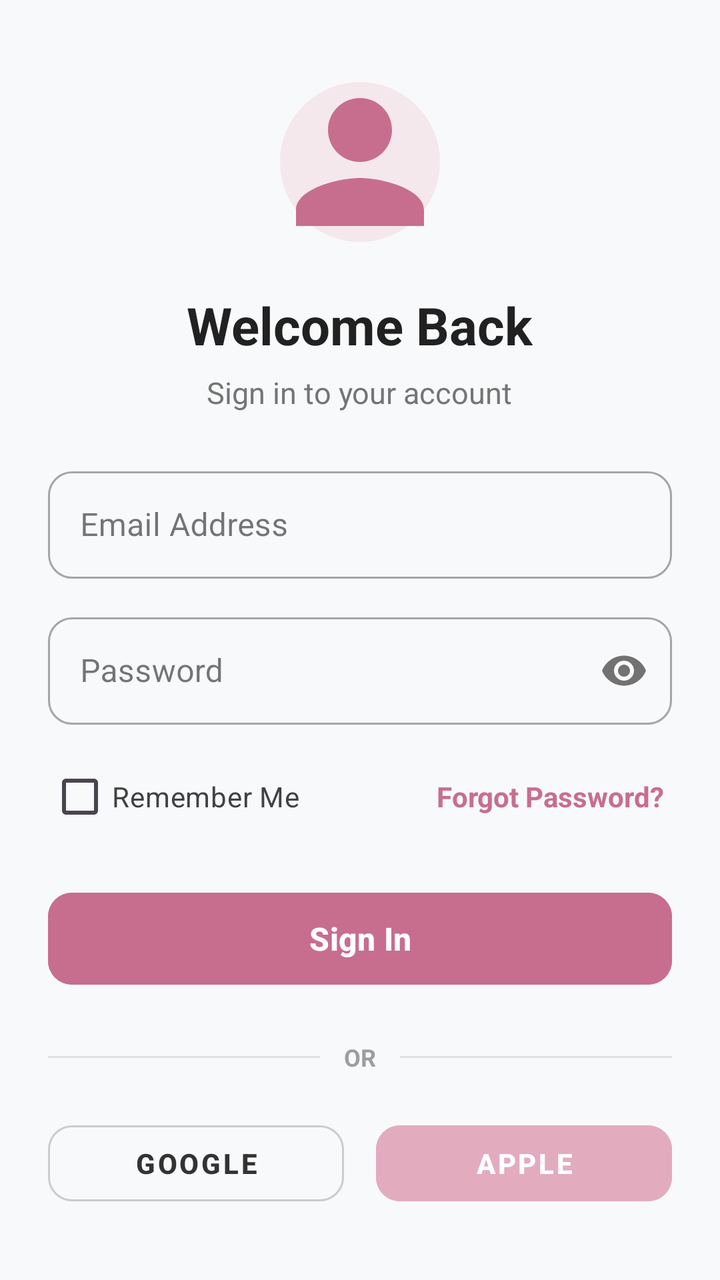
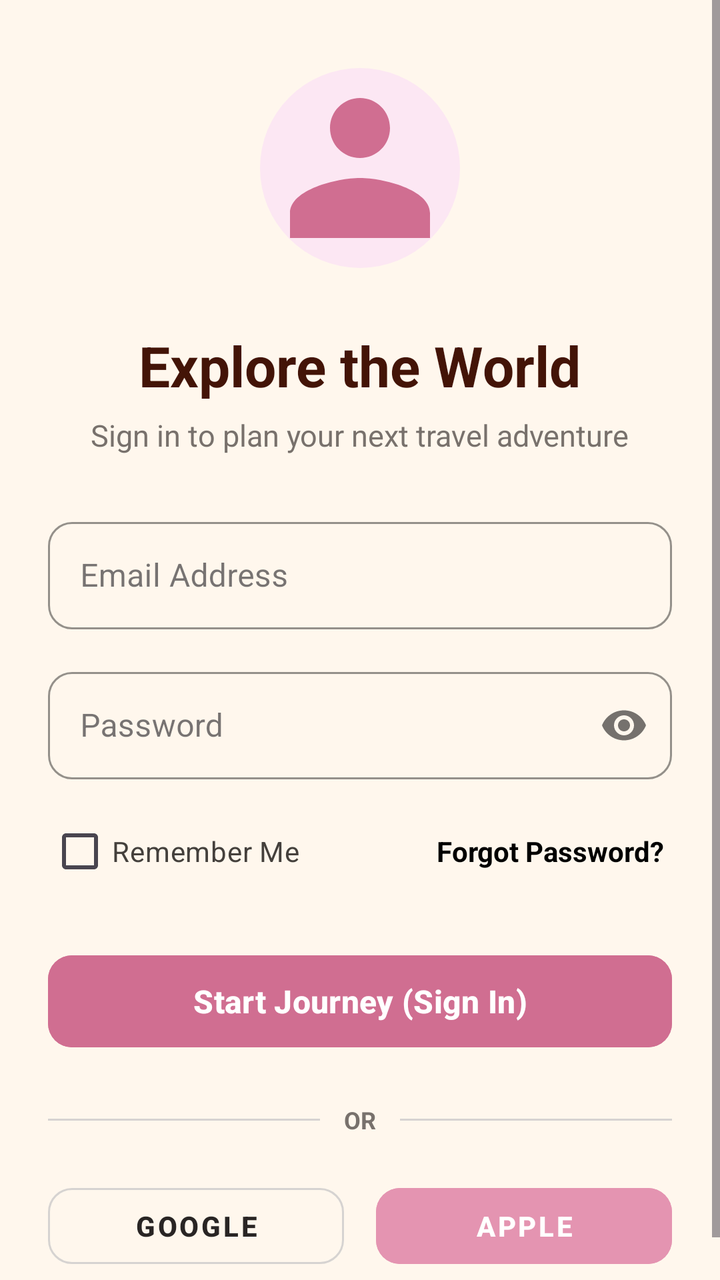

Compare the two renders of this Android layout. The source of the first and the diff that turns it into the second are given below.
<!-- AndroidManifest.xml: application theme Theme.Applicationyareen -->
<!-- res/layout/activity_signin.xml -->
<?xml version="1.0" encoding="utf-8"?>
<ScrollView xmlns:android="http://schemas.android.com/apk/res/android"
    xmlns:app="http://schemas.android.com/apk/res-auto"
    xmlns:tools="http://schemas.android.com/tools"
    android:id="@+id/main"
    android:layout_width="match_parent"
    android:layout_height="match_parent"
    android:fillViewport="true"
    android:background="#F8F9FA"
    tools:context=".ViewPkg.SignInActivity">

    <LinearLayout
        android:layout_width="match_parent"
        android:layout_height="wrap_content"
        android:gravity="center"
        android:orientation="vertical"
        android:padding="24dp">

        
        <ImageView
            android:id="@+id/imgLogo"
            android:layout_width="96dp"
            android:layout_height="96dp"
            android:layout_marginBottom="16dp"
            android:contentDescription="User Login Icon"
            android:src="@drawable/ic_login_avatar" />

        
        <TextView
            android:id="@+id/SignInTitle"
            android:layout_width="wrap_content"
            android:layout_height="wrap_content"
            android:text="Welcome Back"
            android:textColor="#212121"
            android:textSize="26sp"
            android:textStyle="bold" />

        
        <TextView
            android:id="@+id/SignInSubtitle"
            android:layout_width="wrap_content"
            android:layout_height="wrap_content"
            android:layout_marginTop="6dp"
            android:layout_marginBottom="24dp"
            android:text="Sign in to your account"
            android:textColor="#757575"
            android:textSize="15sp" />

        
        <com.google.android.material.textfield.TextInputLayout
            style="@style/Widget.MaterialComponents.TextInputLayout.OutlinedBox"
            android:layout_width="match_parent"
            android:layout_height="wrap_content"
            android:layout_marginBottom="14dp"
            android:hint="Email Address"
            app:boxCornerRadiusBottomEnd="12dp"
            app:boxCornerRadiusBottomStart="12dp"
            app:boxCornerRadiusTopEnd="12dp"
            app:boxCornerRadiusTopStart="12dp">

            <com.google.android.material.textfield.TextInputEditText
                android:id="@+id/etEmail"
                android:layout_width="match_parent"
                android:layout_height="wrap_content"
                android:inputType="textEmailAddress"
                android:padding="16dp" />
        </com.google.android.material.textfield.TextInputLayout>

        
        <com.google.android.material.textfield.TextInputLayout
            style="@style/Widget.MaterialComponents.TextInputLayout.OutlinedBox"
            android:layout_width="match_parent"
            android:layout_height="wrap_content"
            android:layout_marginBottom="12dp"
            android:hint="Password"
            app:boxCornerRadiusBottomEnd="12dp"
            app:boxCornerRadiusBottomStart="12dp"
            app:boxCornerRadiusTopEnd="12dp"
            app:boxCornerRadiusTopStart="12dp"
            app:passwordToggleEnabled="true">

            <com.google.android.material.textfield.TextInputEditText
                android:id="@+id/etPassword"
                android:layout_width="match_parent"
                android:layout_height="wrap_content"
                android:inputType="textPassword"
                android:padding="16dp" />
        </com.google.android.material.textfield.TextInputLayout>

        
        <RelativeLayout
            android:layout_width="match_parent"
            android:layout_height="wrap_content"
            android:layout_marginBottom="20dp">

            <CheckBox
                android:id="@+id/cbRememberMe"
                android:layout_width="wrap_content"
                android:layout_height="wrap_content"
                android:layout_alignParentStart="true"
                android:layout_centerVertical="true"
                android:text="Remember Me"
                android:textColor="#424242"
                android:textSize="14sp" />

            <TextView
                android:id="@+id/tvForgotPassword"
                android:layout_width="wrap_content"
                android:layout_height="wrap_content"
                android:layout_alignParentEnd="true"
                android:layout_centerVertical="true"
                android:padding="4dp"
                android:text="Forgot Password?"
                android:textColor="#C76E8E"
                android:textSize="14sp"
                android:textStyle="bold" />
        </RelativeLayout>

        
        <com.google.android.material.button.MaterialButton
            android:id="@+id/btnSignIn"
            android:layout_width="match_parent"
            android:layout_height="54dp"
            android:layout_marginBottom="24dp"
            android:backgroundTint="#C76E8E"
            android:text="Sign In"
            android:textColor="@android:color/white"
            android:textSize="16sp"
            android:textStyle="bold"
            app:cornerRadius="12dp" />

        
        <LinearLayout
            android:layout_width="match_parent"
            android:layout_height="wrap_content"
            android:layout_marginBottom="20dp"
            android:gravity="center"
            android:orientation="horizontal">

            <View
                android:layout_width="0dp"
                android:layout_height="1dp"
                android:layout_weight="1"
                android:background="#E0E0E0" />

            <TextView
                android:layout_width="wrap_content"
                android:layout_height="wrap_content"
                android:paddingStart="12dp"
                android:paddingEnd="12dp"
                android:text="OR"
                android:textColor="#9E9E9E"
                android:textSize="12sp"
                android:textStyle="bold" />

            <View
                android:layout_width="0dp"
                android:layout_height="1dp"
                android:layout_weight="1"
                android:background="#E0E0E0" />
        </LinearLayout>

        
        <LinearLayout
            android:layout_width="match_parent"
            android:layout_height="wrap_content"
            android:gravity="center"
            android:orientation="horizontal">

            
            <com.google.android.material.button.MaterialButton
                android:id="@+id/btnGoogleSignIn"
                style="@style/Widget.MaterialComponents.Button.OutlinedButton"
                android:layout_width="0dp"
                android:layout_height="50dp"
                android:layout_marginEnd="8dp"
                android:layout_weight="1"
                android:text="Google"
                android:textColor="#333333"
                android:textSize="14sp"
                android:textStyle="bold"
                app:cornerRadius="12dp"
                app:strokeColor="#CCCCCC"
                app:strokeWidth="1dp" />

            
            <com.google.android.material.button.MaterialButton
                android:id="@+id/btnAppleSignIn"
                style="@style/Widget.MaterialComponents.Button.OutlinedButton"
                android:layout_width="0dp"
                android:layout_height="50dp"
                android:layout_marginStart="8dp"
                android:layout_weight="1"
                android:backgroundTint="#E2ACBE"
                android:text="Apple"
                android:textColor="@android:color/white"
                android:textSize="14sp"
                android:textStyle="bold"
                app:cornerRadius="12dp"
                app:strokeWidth="0dp" />
        </LinearLayout>

    </LinearLayout>
</ScrollView>
<!-- resources referenced by this layout -->
<resources>
  <!-- drawable ic_login_avatar (drawable) -->
  <vector xmlns:android="http://schemas.android.com/apk/res/android"
      android:width="96dp"
      android:height="96dp"
      android:viewportWidth="24"
      android:viewportHeight="24">
  
      
      <path
          android:fillColor="#F4E8EC"
          android:pathData="M12,12m-10,0a10,10 0 1,0 20,0a10,10 0 1,0 -20,0" />
  
      
      <path
          android:fillColor="#C76E8E"
          android:pathData="M12,12c2.21,0 4,-1.79 4,-4s-1.79,-4 -4,-4 -4,1.79 -4,4 1.79,4 4,4zM12,14c-2.67,0 -8,1.34 -8,4v2h16v-2c0,-2.66 -5.33,-4 -8,-4z" />
  </vector>
  <style name="Theme.Applicationyareen" parent="Base.Theme.Applicationyareen" />
  <style name="Base.Theme.Applicationyareen" parent="Theme.Material3.DayNight.NoActionBar">
          
          
      </style>
</resources>

<!-- the commit's change to res/layout/activity_signin.xml (unified diff, before → after) -->
@@ -6,7 +6,7 @@
     android:layout_width="match_parent"
     android:layout_height="match_parent"
     android:fillViewport="true"
-    android:background="#F8F9FA"
+    android:background="#FFF7ED"
     tools:context=".ViewPkg.SignInActivity">
 
     <LinearLayout
@@ -19,20 +19,21 @@
         
         <ImageView
             android:id="@+id/imgLogo"
-            android:layout_width="96dp"
-            android:layout_height="96dp"
-            android:layout_marginBottom="16dp"
-            android:contentDescription="User Login Icon"
-            android:src="@drawable/ic_login_avatar" />
+            android:layout_width="120dp"
+            android:layout_height="120dp"
+            android:layout_marginBottom="20dp"
+            android:contentDescription="Profile Photo Illustration"
+            android:src="@drawable/ic_profile_photo"
+            android:scaleType="centerInside" />
 
         
         <TextView
             android:id="@+id/SignInTitle"
             android:layout_width="wrap_content"
             android:layout_height="wrap_content"
-            android:text="Welcome Back"
-            android:textColor="#212121"
-            android:textSize="26sp"
+            android:text="Explore the World"
+            android:textColor="#431407"
+            android:textSize="28sp"
             android:textStyle="bold" />
 
         
@@ -41,9 +42,9 @@
             android:layout_width="wrap_content"
             android:layout_height="wrap_content"
             android:layout_marginTop="6dp"
-            android:layout_marginBottom="24dp"
-            android:text="Sign in to your account"
-            android:textColor="#757575"
+            android:layout_marginBottom="28dp"
+            android:text="Sign in to plan your next travel adventure"
+            android:textColor="#78716C"
             android:textSize="15sp" />
 
         
@@ -51,12 +52,14 @@
             style="@style/Widget.MaterialComponents.TextInputLayout.OutlinedBox"
             android:layout_width="match_parent"
             android:layout_height="wrap_content"
-            android:layout_marginBottom="14dp"
+            android:layout_marginBottom="16dp"
             android:hint="Email Address"
             app:boxCornerRadiusBottomEnd="12dp"
             app:boxCornerRadiusBottomStart="12dp"
             app:boxCornerRadiusTopEnd="12dp"
-            app:boxCornerRadiusTopStart="12dp">
+            app:boxCornerRadiusTopStart="12dp"
+            app:boxStrokeColor="#EA580C"
+            app:hintTextColor="#EA580C">
 
             <com.google.android.material.textfield.TextInputEditText
                 android:id="@+id/etEmail"
@@ -77,6 +80,8 @@
             app:boxCornerRadiusBottomStart="12dp"
             app:boxCornerRadiusTopEnd="12dp"
             app:boxCornerRadiusTopStart="12dp"
+            app:boxStrokeColor="#EA580C"
+            app:hintTextColor="#EA580C"
             app:passwordToggleEnabled="true">
 
             <com.google.android.material.textfield.TextInputEditText
@@ -91,7 +96,7 @@
         <RelativeLayout
             android:layout_width="match_parent"
             android:layout_height="wrap_content"
-            android:layout_marginBottom="20dp">
+            android:layout_marginBottom="24dp">
 
             <CheckBox
                 android:id="@+id/cbRememberMe"
@@ -100,7 +105,7 @@
                 android:layout_alignParentStart="true"
                 android:layout_centerVertical="true"
                 android:text="Remember Me"
-                android:textColor="#424242"
+                android:textColor="#44403C"
                 android:textSize="14sp" />
 
             <TextView
@@ -111,7 +116,7 @@
                 android:layout_centerVertical="true"
                 android:padding="4dp"
                 android:text="Forgot Password?"
-                android:textColor="#C76E8E"
+                android:textColor="#000000"
                 android:textSize="14sp"
                 android:textStyle="bold" />
         </RelativeLayout>
@@ -122,8 +127,8 @@
             android:layout_width="match_parent"
             android:layout_height="54dp"
             android:layout_marginBottom="24dp"
-            android:backgroundTint="#C76E8E"
-            android:text="Sign In"
+            android:backgroundTint="#D06E91"
+            android:text="Start Journey (Sign In)"
             android:textColor="@android:color/white"
             android:textSize="16sp"
             android:textStyle="bold"
@@ -141,7 +146,7 @@
                 android:layout_width="0dp"
                 android:layout_height="1dp"
                 android:layout_weight="1"
-                android:background="#E0E0E0" />
+                android:background="#D6D3D1" />
 
             <TextView
                 android:layout_width="wrap_content"
@@ -149,7 +154,7 @@
                 android:paddingStart="12dp"
                 android:paddingEnd="12dp"
                 android:text="OR"
-                android:textColor="#9E9E9E"
+                android:textColor="#78716C"
                 android:textSize="12sp"
                 android:textStyle="bold" />
 
@@ -157,7 +162,7 @@
                 android:layout_width="0dp"
                 android:layout_height="1dp"
                 android:layout_weight="1"
-                android:background="#E0E0E0" />
+                android:background="#D6D3D1" />
         </LinearLayout>
 
         
@@ -176,11 +181,11 @@
                 android:layout_marginEnd="8dp"
                 android:layout_weight="1"
                 android:text="Google"
-                android:textColor="#333333"
+                android:textColor="#292524"
                 android:textSize="14sp"
                 android:textStyle="bold"
                 app:cornerRadius="12dp"
-                app:strokeColor="#CCCCCC"
+                app:strokeColor="#D6D3D1"
                 app:strokeWidth="1dp" />
 
             
@@ -191,7 +196,7 @@
                 android:layout_height="50dp"
                 android:layout_marginStart="8dp"
                 android:layout_weight="1"
-                android:backgroundTint="#E2ACBE"
+                android:backgroundTint="#E494B1"
                 android:text="Apple"
                 android:textColor="@android:color/white"
                 android:textSize="14sp"
<!-- resource entries referenced after the edit -->
@@ -1,21 +1,21 @@
 <!-- resources referenced by this layout -->
 <resources>
-  <!-- drawable ic_login_avatar (drawable) -->
+  <!-- drawable ic_profile_photo (drawable) -->
   <vector xmlns:android="http://schemas.android.com/apk/res/android"
-      android:width="96dp"
-      android:height="96dp"
+      android:width="120dp"
+      android:height="120dp"
       android:viewportWidth="24"
       android:viewportHeight="24">
   
       
       <path
-          android:fillColor="#F4E8EC"
+          android:fillColor="#FCE7F3"
           android:pathData="M12,12m-10,0a10,10 0 1,0 20,0a10,10 0 1,0 -20,0" />
   
       
       <path
-          android:fillColor="#C76E8E"
-          android:pathData="M12,12c2.21,0 4,-1.79 4,-4s-1.79,-4 -4,-4 -4,1.79 -4,4 1.79,4 4,4zM12,14c-2.67,0 -8,1.34 -8,4v2h16v-2c0,-2.66 -5.33,-4 -8,-4z" />
+          android:fillColor="#D06E91"
+          android:pathData="M12,11c1.66,0 3,-1.34 3,-3s-1.34,-3 -3,-3 -3,1.34 -3,3 1.34,3 3,3zM12,13c-2.33,0 -7,1.17 -7,3.5V19h14v-2.5c0,-2.33 -4.67,-3.5 -7,-3.5z" />
   </vector>
   <style name="Theme.Applicationyareen" parent="Base.Theme.Applicationyareen" />
   <style name="Base.Theme.Applicationyareen" parent="Theme.Material3.DayNight.NoActionBar">
